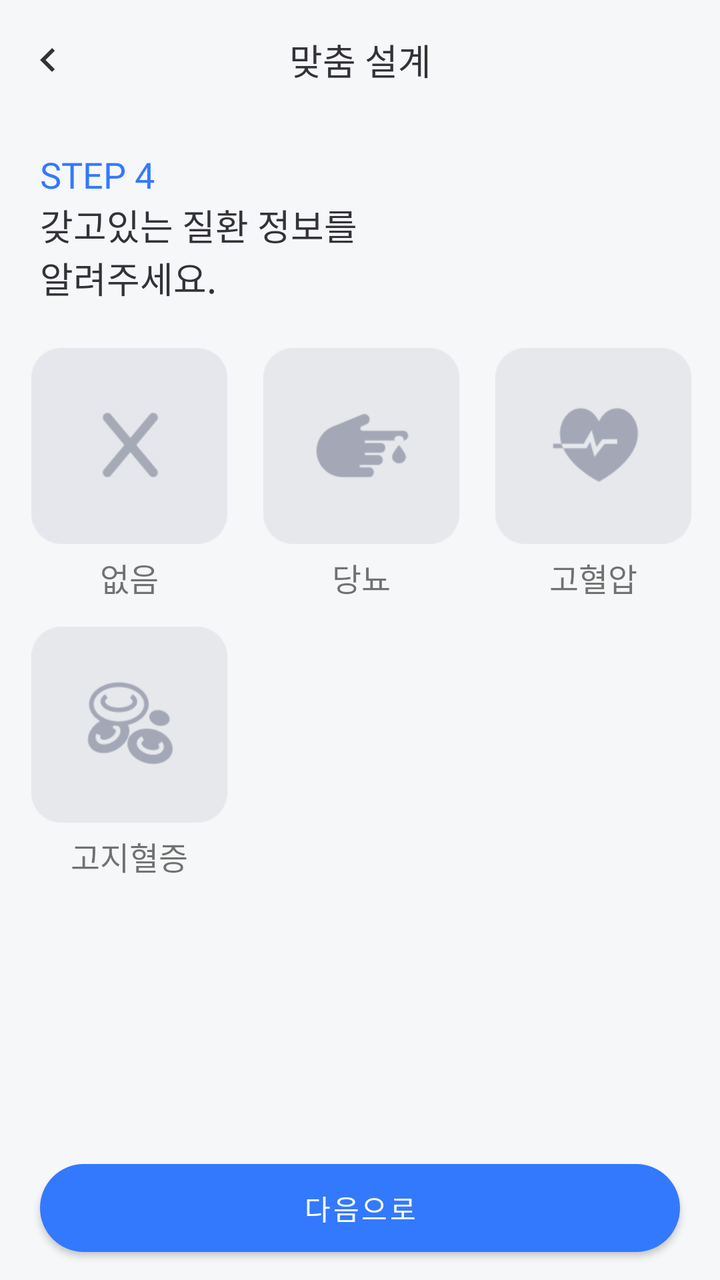
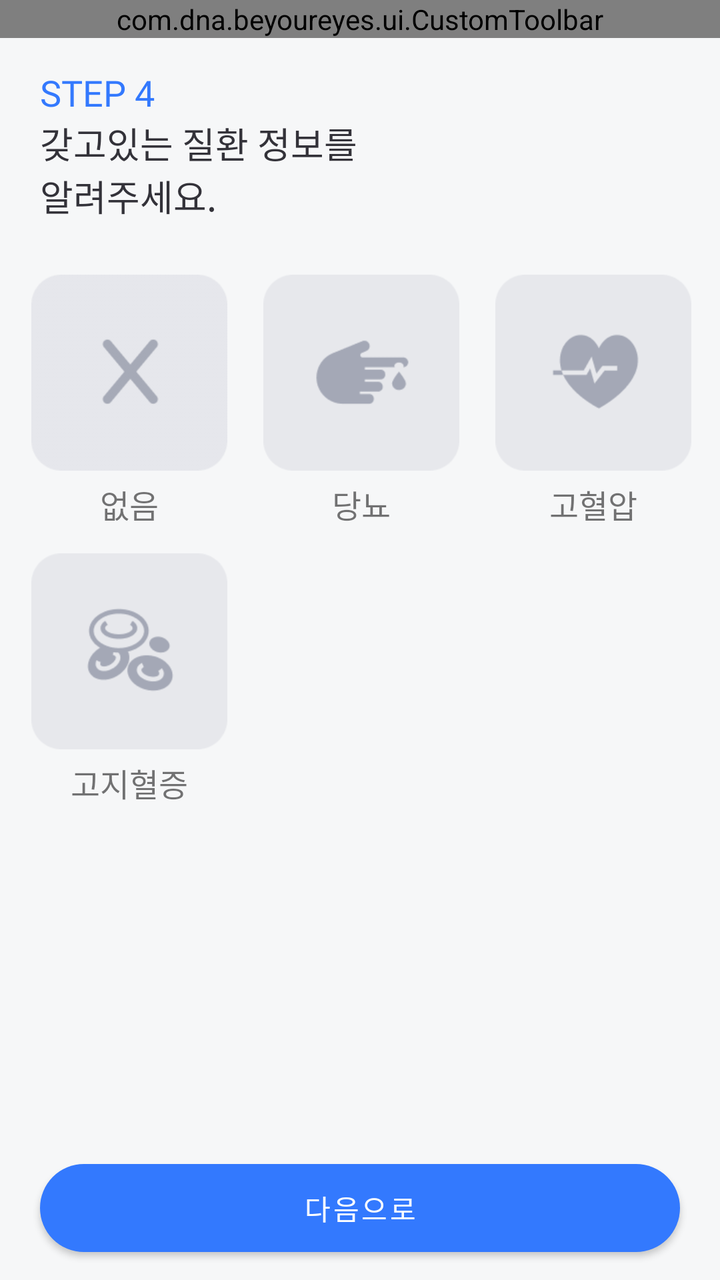

The first picture is an Android layout as it rendered before a commit; the second is the same layout after the commit. The layout source and the unified diff follow.
<!-- AndroidManifest.xml: application theme Theme.BeYourEyes -->
<!-- res/layout/fragment_assign_disease.xml -->
<?xml version="1.0" encoding="utf-8"?>
<androidx.constraintlayout.widget.ConstraintLayout xmlns:android="http://schemas.android.com/apk/res/android"
xmlns:app="http://schemas.android.com/apk/res-auto"
xmlns:tools="http://schemas.android.com/tools"
android:layout_width="match_parent"
android:layout_height="match_parent"
android:background="@color/gray_50"
tools:context=".AssignDiseaseFragment">

<androidx.appcompat.widget.Toolbar
    android:id="@+id/toolbar"
    android:layout_width="match_parent"
    android:layout_height="60dp"
    android:background="@color/gray_50"
    app:contentInsetEnd="0dp"
    app:contentInsetStart="0dp"
    app:layout_constraintEnd_toEndOf="parent"
    app:layout_constraintStart_toStartOf="parent"
    app:layout_constraintTop_toTopOf="parent">

    
    <ImageButton
        android:id="@+id/back"
        android:layout_width="wrap_content"
        android:layout_height="wrap_content"
        android:layout_gravity="left"
        android:background="?android:attr/selectableItemBackground"
        android:contentDescription="뒤로가기"
        android:padding="12dp"
        android:src="@drawable/ic_arrow_left_24"
        app:tint="@color/gray_950" />

    
    <TextView
        android:id="@+id/title"
        android:layout_width="wrap_content"
        android:layout_height="wrap_content"
        android:layout_gravity="center"
        android:text="@string/assign_disease_title"
        android:textAppearance="@style/ToolBarTitleStyle"
        android:textColor="@color/gray_950" />


</androidx.appcompat.widget.Toolbar>


<TextView
    android:id="@+id/stepText"
    android:layout_width="wrap_content"
    android:layout_height="wrap_content"
    android:layout_marginStart="20dp"
    android:layout_marginTop="15dp"
    android:layout_marginEnd="20dp"
    android:fontFamily="@font/wanted_sans_semi_bold"
    android:text="@string/assign_disease_step4"
    android:textColor="@color/blue_500"
    android:textSize="18sp"
    app:layout_constraintEnd_toEndOf="parent"
    app:layout_constraintHorizontal_bias="0.0"
    app:layout_constraintStart_toStartOf="parent"
    app:layout_constraintTop_toBottomOf="@+id/toolbar" />

<TextView
    android:id="@+id/questionText"
    android:layout_width="wrap_content"
    android:layout_height="wrap_content"
    android:layout_marginStart="20dp"
    android:layout_marginTop="0dp"
    android:layout_marginEnd="20dp"
    android:fontFamily="@font/wanted_sans_semi_bold"
    android:text="@string/assign_disease_maintext"
    android:textColor="@color/gray_950"
    android:textSize="18sp"
    app:layout_constraintEnd_toEndOf="parent"
    app:layout_constraintHorizontal_bias="0.0"
    app:layout_constraintStart_toStartOf="parent"
    app:layout_constraintTop_toBottomOf="@+id/stepText" />


<com.google.android.material.chip.ChipGroup
    android:layout_width="wrap_content"
    android:layout_height="wrap_content"
    android:layout_marginStart="20dp"
    android:layout_marginEnd="20dp"
    app:chipSpacing="8dp"
    app:layout_constraintBottom_toTopOf="@+id/nextBtn"
    app:layout_constraintEnd_toEndOf="parent"
    app:layout_constraintHorizontal_bias="0.48"
    app:layout_constraintStart_toStartOf="parent"
    app:layout_constraintTop_toBottomOf="@+id/questionText"
    app:layout_constraintVertical_bias="0.106"
    app:singleSelection="false"
    tools:ignore="MissingConstraints">

    <LinearLayout
        android:layout_width="wrap_content"
        android:layout_height="wrap_content"
        android:gravity="center"
        android:orientation="vertical">

        <ImageView
            android:id="@+id/imageView1"
            android:layout_margin="5dp"
            android:layout_width="98dp"
            android:layout_height="98dp"
            android:background="@drawable/assign_disease_no" />

        <TextView
            android:layout_width="wrap_content"
            android:layout_height="wrap_content"
            android:text="@string/assign_disease_no"
            android:fontFamily="@font/wanted_sans_semi_bold"
            android:textSize="16sp"
            android:textAlignment="center" />
    </LinearLayout>

    <LinearLayout
        android:layout_width="wrap_content"
        android:layout_height="wrap_content"
        android:gravity="center"
        android:orientation="vertical">

        <ImageView
            android:id="@+id/imageView2"
            android:layout_margin="5dp"
            android:layout_width="98dp"
            android:layout_height="98dp"
            android:background="@drawable/assign_disease_diabetes" />

        <TextView
            android:layout_width="wrap_content"
            android:layout_height="wrap_content"
            android:text="@string/assign_disease_diabetes"
            android:fontFamily="@font/wanted_sans_semi_bold"
            android:textSize="16sp"
            android:textAlignment="center" />
    </LinearLayout>

    <LinearLayout
        android:layout_width="wrap_content"
        android:layout_height="wrap_content"
        android:gravity="center"
        android:orientation="vertical">

        <ImageView
            android:id="@+id/imageView3"
            android:layout_margin="5dp"
            android:layout_width="98dp"
            android:layout_height="98dp"
            android:background="@drawable/assign_disease_highblood" />

        <TextView
            android:layout_width="wrap_content"
            android:layout_height="wrap_content"
            android:text="@string/assign_disease_HighBloodPressure"
            android:fontFamily="@font/wanted_sans_semi_bold"
            android:textSize="16sp"
            android:textAlignment="center" />
    </LinearLayout>

    <LinearLayout
        android:layout_width="wrap_content"
        android:layout_height="wrap_content"
        android:gravity="center"
        android:orientation="vertical">

        <ImageView
            android:id="@+id/imageView4"
            android:layout_margin="5dp"
            android:layout_width="98dp"
            android:layout_height="98dp"
            android:background="@drawable/assign_disease_hyperlipidemia" />

        <TextView
            android:layout_width="wrap_content"
            android:layout_height="wrap_content"
            android:text="@string/assign_disease_hyperlipidemia"
            android:fontFamily="@font/wanted_sans_semi_bold"
            android:textSize="16sp"
            android:textAlignment="center" />
    </LinearLayout>


</com.google.android.material.chip.ChipGroup>

    <Button
        android:id="@+id/nextBtn"
        android:layout_width="0dp"
        android:layout_height="44dp"
        android:layout_marginStart="20dp"
        android:layout_marginEnd="20dp"
        android:layout_marginBottom="14dp"
        android:background="@drawable/shape_button_b500_24"
        android:text="@string/assign_button_next"
        android:fontFamily="@font/wanted_sans_bold"
        android:textSize="14sp"
        android:textColor="@color/white"
        app:layout_constraintBottom_toBottomOf="parent"
        app:layout_constraintEnd_toEndOf="parent"
        app:layout_constraintHorizontal_bias="0.0"
        app:layout_constraintStart_toStartOf="parent" />


</androidx.constraintlayout.widget.ConstraintLayout>
<!-- resources referenced by this layout -->
<resources>
  <color name="blue_500">#3379FE</color>
  <color name="gray_50">#F6F7F8</color>
  <color name="gray_950">#333239</color>
  <color name="white">#FFFFFF</color>
  <!-- drawable assign_disease_diabetes: png bitmap (drawable, 2920 bytes) -->
  <!-- drawable assign_disease_highblood: png bitmap (drawable, 3175 bytes) -->
  <!-- drawable assign_disease_hyperlipidemia: png bitmap (drawable, 4762 bytes) -->
  <!-- drawable assign_disease_no: png bitmap (drawable, 2601 bytes) -->
  <!-- drawable ic_arrow_left_24 (drawable) -->
  <vector xmlns:android="http://schemas.android.com/apk/res/android"
      android:width="24dp"
      android:height="24dp"
      android:viewportWidth="24"
      android:viewportHeight="24">
    <group>
      <clip-path
          android:pathData="M0,0h24v24h-24z"/>
      <path
          android:pathData="M15.41,16.59L10.83,12L15.41,7.41L14,6L8,12L14,18L15.41,16.59Z"
          android:fillColor="#000"/>
    </group>
  </vector>
  <!-- drawable shape_button_b500_24 (drawable) -->
  <?xml version="1.0" encoding="utf-8"?>
  <shape xmlns:android="http://schemas.android.com/apk/res/android"
      android:shape="rectangle">
      <solid android:color="@color/blue_500" /> 
      <size android:width="60dp" android:height="45dp" /> 
      <corners android:radius="24dp" /> 
  </shape>
  <string name="assign_button_next">다음으로</string>
  <string name="assign_disease_HighBloodPressure">고혈압</string>
  <string name="assign_disease_diabetes">당뇨</string>
  <string name="assign_disease_hyperlipidemia">고지혈증</string>
  <string name="assign_disease_maintext">갖고있는 질환 정보를\n알려주세요.</string>
  <string name="assign_disease_no">없음</string>
  <string name="assign_disease_step4">STEP 4</string>
  <string name="assign_disease_title">맞춤 설계</string>
  <style name="ToolBarTitleStyle">
          <item name="android:fontFamily">@font/wanted_sans_semi_bold</item>
          <item name="android:textSize">18sp</item>
      </style>
  <style name="Theme.BeYourEyes" parent="Theme.MaterialComponents.Light.NoActionBar">
          
          <item name="colorPrimary">@color/blue_500</item>
          <item name="colorPrimaryVariant">@color/blue_700</item>
          <item name="colorOnPrimary">@color/white</item>
          
          <item name="colorSecondary">@color/teal_200</item>
          <item name="colorSecondaryVariant">@color/teal_700</item>
          <item name="colorOnSecondary">@color/black</item>
          
          <item name="android:statusBarColor">@color/gray_50</item>
          <item name="android:windowLightStatusBar">true</item>
          <item name="android:navigationBarColor">@color/gray_50</item>
          
          <item name="chipStyle">@style/TextChipStyle</item>
      </style>
  <color name="blue_700">#1543E0</color>
  <color name="teal_200">#FF03DAC5</color>
  <color name="teal_700">#FF018786</color>
  <color name="black">#FF000000</color>
  <style name="TextChipStyle" parent="Widget.MaterialComponents.Chip.Choice">
          <item name="chipCornerRadius">10dp</item>
          <item name="chipMinHeight">58dp</item>
          <item name="chipBackgroundColor">@color/chip_bg_color</item>
          <item name="android:textColor">@color/chip_text_color</item>
          <item name="chipStrokeColor">@color/chip_stroke_color</item>
          <item name="chipStrokeWidth">2dp</item>
          <item name="android:textAlignment">center</item>
          <item name="fontFamily">@font/wanted_sans_semi_bold</item>
          <item name="android:textSize">16sp</item>
          <item name="android:paddingTop">14dp</item>
          <item name="android:paddingBottom">14dp</item>
      </style>
</resources>

<!-- the commit's change to res/layout/fragment_assign_disease.xml (unified diff, before → after) -->
@@ -7,181 +7,153 @@ android:layout_height="match_parent"
 android:background="@color/gray_50"
 tools:context=".AssignDiseaseFragment">
 
-<androidx.appcompat.widget.Toolbar
-    android:id="@+id/toolbar"
-    android:layout_width="match_parent"
-    android:layout_height="60dp"
-    android:background="@color/gray_50"
-    app:contentInsetEnd="0dp"
-    app:contentInsetStart="0dp"
-    app:layout_constraintEnd_toEndOf="parent"
-    app:layout_constraintStart_toStartOf="parent"
-    app:layout_constraintTop_toTopOf="parent">
+    <com.dna.beyoureyes.ui.CustomToolbar
+        android:id="@+id/toolbar"
+        android:layout_width="match_parent"
+        android:layout_height="wrap_content"
+        app:title="@string/assign_toolbar"
+        app:layout_constraintEnd_toEndOf="parent"
+        app:layout_constraintStart_toStartOf="parent"
+        app:layout_constraintTop_toTopOf="parent"/>
 
-    
-    <ImageButton
-        android:id="@+id/back"
+    <TextView
+        android:id="@+id/stepText"
         android:layout_width="wrap_content"
         android:layout_height="wrap_content"
-        android:layout_gravity="left"
-        android:background="?android:attr/selectableItemBackground"
-        android:contentDescription="뒤로가기"
-        android:padding="12dp"
-        android:src="@drawable/ic_arrow_left_24"
-        app:tint="@color/gray_950" />
+        android:layout_marginStart="20dp"
+        android:layout_marginTop="15dp"
+        android:layout_marginEnd="20dp"
+        android:fontFamily="@font/wanted_sans_semi_bold"
+        android:text="@string/assign_disease_step4"
+        android:textColor="@color/blue_500"
+        android:textSize="18sp"
+        app:layout_constraintEnd_toEndOf="parent"
+        app:layout_constraintHorizontal_bias="0.0"
+        app:layout_constraintStart_toStartOf="parent"
+        app:layout_constraintTop_toBottomOf="@+id/toolbar" />
 
-    
     <TextView
-        android:id="@+id/title"
+        android:id="@+id/questionText"
         android:layout_width="wrap_content"
         android:layout_height="wrap_content"
-        android:layout_gravity="center"
-        android:text="@string/assign_disease_title"
-        android:textAppearance="@style/ToolBarTitleStyle"
-        android:textColor="@color/gray_950" />
+        android:layout_marginStart="20dp"
+        android:layout_marginTop="0dp"
+        android:layout_marginEnd="20dp"
+        android:fontFamily="@font/wanted_sans_semi_bold"
+        android:text="@string/assign_disease_maintext"
+        android:textColor="@color/gray_950"
+        android:textSize="18sp"
+        app:layout_constraintEnd_toEndOf="parent"
+        app:layout_constraintHorizontal_bias="0.0"
+        app:layout_constraintStart_toStartOf="parent"
+        app:layout_constraintTop_toBottomOf="@+id/stepText" />
 
 
-</androidx.appcompat.widget.Toolbar>
+    <com.google.android.material.chip.ChipGroup
+        android:layout_width="wrap_content"
+        android:layout_height="wrap_content"
+        android:layout_marginStart="20dp"
+        android:layout_marginEnd="20dp"
+        app:chipSpacing="8dp"
+        app:layout_constraintBottom_toTopOf="@+id/nextBtn"
+        app:layout_constraintEnd_toEndOf="parent"
+        app:layout_constraintHorizontal_bias="0.48"
+        app:layout_constraintStart_toStartOf="parent"
+        app:layout_constraintTop_toBottomOf="@+id/questionText"
+        app:layout_constraintVertical_bias="0.106"
+        app:singleSelection="false"
+        tools:ignore="MissingConstraints">
+
+        <LinearLayout
+            android:layout_width="wrap_content"
+            android:layout_height="wrap_content"
+            android:gravity="center"
+            android:orientation="vertical">
+
+            <ImageView
+                android:id="@+id/imageView1"
+                android:layout_margin="5dp"
+                android:layout_width="98dp"
+                android:layout_height="98dp"
+                android:background="@drawable/assign_disease_no" />
+
+            <TextView
+                android:layout_width="wrap_content"
+                android:layout_height="wrap_content"
+                android:text="@string/assign_disease_no"
+                android:fontFamily="@font/wanted_sans_semi_bold"
+                android:textSize="16sp"
+                android:textAlignment="center" />
+        </LinearLayout>
+
+        <LinearLayout
+            android:layout_width="wrap_content"
+            android:layout_height="wrap_content"
+            android:gravity="center"
+            android:orientation="vertical">
+
+            <ImageView
+                android:id="@+id/imageView2"
+                android:layout_margin="5dp"
+                android:layout_width="98dp"
+                android:layout_height="98dp"
+                android:background="@drawable/assign_disease_diabetes" />
+
+            <TextView
+                android:layout_width="wrap_content"
+                android:layout_height="wrap_content"
+                android:text="@string/assign_disease_diabetes"
+                android:fontFamily="@font/wanted_sans_semi_bold"
+                android:textSize="16sp"
+                android:textAlignment="center" />
+        </LinearLayout>
+
+        <LinearLayout
+            android:layout_width="wrap_content"
+            android:layout_height="wrap_content"
+            android:gravity="center"
+            android:orientation="vertical">
+
+            <ImageView
+                android:id="@+id/imageView3"
+                android:layout_margin="5dp"
+                android:layout_width="98dp"
+                android:layout_height="98dp"
+                android:background="@drawable/assign_disease_highblood" />
+
+            <TextView
+                android:layout_width="wrap_content"
+                android:layout_height="wrap_content"
+                android:text="@string/assign_disease_HighBloodPressure"
+                android:fontFamily="@font/wanted_sans_semi_bold"
+                android:textSize="16sp"
+                android:textAlignment="center" />
+        </LinearLayout>
+
+        <LinearLayout
+            android:layout_width="wrap_content"
+            android:layout_height="wrap_content"
+            android:gravity="center"
+            android:orientation="vertical">
+
+            <ImageView
+                android:id="@+id/imageView4"
+                android:layout_margin="5dp"
+                android:layout_width="98dp"
+                android:layout_height="98dp"
+                android:background="@drawable/assign_disease_hyperlipidemia" />
+
+            <TextView
+                android:layout_width="wrap_content"
+                android:layout_height="wrap_content"
+                android:text="@string/assign_disease_hyperlipidemia"
+                android:fontFamily="@font/wanted_sans_semi_bold"
+                android:textSize="16sp"
+                android:textAlignment="center" />
+        </LinearLayout>
 
 
-<TextView
-    android:id="@+id/stepText"
-    android:layout_width="wrap_content"
-    android:layout_height="wrap_content"
-    android:layout_marginStart="20dp"
-    android:layout_marginTop="15dp"
-    android:layout_marginEnd="20dp"
-    android:fontFamily="@font/wanted_sans_semi_bold"
-    android:text="@string/assign_disease_step4"
-    android:textColor="@color/blue_500"
-    android:textSize="18sp"
-    app:layout_constraintEnd_toEndOf="parent"
-    app:layout_constraintHorizontal_bias="0.0"
-    app:layout_constraintStart_toStartOf="parent"
-    app:layout_constraintTop_toBottomOf="@+id/toolbar" />
-
-<TextView
-    android:id="@+id/questionText"
-    android:layout_width="wrap_content"
-    android:layout_height="wrap_content"
-    android:layout_marginStart="20dp"
-    android:layout_marginTop="0dp"
-    android:layout_marginEnd="20dp"
-    android:fontFamily="@font/wanted_sans_semi_bold"
-    android:text="@string/assign_disease_maintext"
-    android:textColor="@color/gray_950"
-    android:textSize="18sp"
-    app:layout_constraintEnd_toEndOf="parent"
-    app:layout_constraintHorizontal_bias="0.0"
-    app:layout_constraintStart_toStartOf="parent"
-    app:layout_constraintTop_toBottomOf="@+id/stepText" />
-
-
-<com.google.android.material.chip.ChipGroup
-    android:layout_width="wrap_content"
-    android:layout_height="wrap_content"
-    android:layout_marginStart="20dp"
-    android:layout_marginEnd="20dp"
-    app:chipSpacing="8dp"
-    app:layout_constraintBottom_toTopOf="@+id/nextBtn"
-    app:layout_constraintEnd_toEndOf="parent"
-    app:layout_constraintHorizontal_bias="0.48"
-    app:layout_constraintStart_toStartOf="parent"
-    app:layout_constraintTop_toBottomOf="@+id/questionText"
-    app:layout_constraintVertical_bias="0.106"
-    app:singleSelection="false"
-    tools:ignore="MissingConstraints">
-
-    <LinearLayout
-        android:layout_width="wrap_content"
-        android:layout_height="wrap_content"
-        android:gravity="center"
-        android:orientation="vertical">
-
-        <ImageView
-            android:id="@+id/imageView1"
-            android:layout_margin="5dp"
-            android:layout_width="98dp"
-            android:layout_height="98dp"
-            android:background="@drawable/assign_disease_no" />
-
-        <TextView
-            android:layout_width="wrap_content"
-            android:layout_height="wrap_content"
-            android:text="@string/assign_disease_no"
-            android:fontFamily="@font/wanted_sans_semi_bold"
-            android:textSize="16sp"
-            android:textAlignment="center" />
-    </LinearLayout>
-
-    <LinearLayout
-        android:layout_width="wrap_content"
-        android:layout_height="wrap_content"
-        android:gravity="center"
-        android:orientation="vertical">
-
-        <ImageView
-            android:id="@+id/imageView2"
-            android:layout_margin="5dp"
-            android:layout_width="98dp"
-            android:layout_height="98dp"
-            android:background="@drawable/assign_disease_diabetes" />
-
-        <TextView
-            android:layout_width="wrap_content"
-            android:layout_height="wrap_content"
-            android:text="@string/assign_disease_diabetes"
-            android:fontFamily="@font/wanted_sans_semi_bold"
-            android:textSize="16sp"
-            android:textAlignment="center" />
-    </LinearLayout>
-
-    <LinearLayout
-        android:layout_width="wrap_content"
-        android:layout_height="wrap_content"
-        android:gravity="center"
-        android:orientation="vertical">
-
-        <ImageView
-            android:id="@+id/imageView3"
-            android:layout_margin="5dp"
-            android:layout_width="98dp"
-            android:layout_height="98dp"
-            android:background="@drawable/assign_disease_highblood" />
-
-        <TextView
-            android:layout_width="wrap_content"
-            android:layout_height="wrap_content"
-            android:text="@string/assign_disease_HighBloodPressure"
-            android:fontFamily="@font/wanted_sans_semi_bold"
-            android:textSize="16sp"
-            android:textAlignment="center" />
-    </LinearLayout>
-
-    <LinearLayout
-        android:layout_width="wrap_content"
-        android:layout_height="wrap_content"
-        android:gravity="center"
-        android:orientation="vertical">
-
-        <ImageView
-            android:id="@+id/imageView4"
-            android:layout_margin="5dp"
-            android:layout_width="98dp"
-            android:layout_height="98dp"
-            android:background="@drawable/assign_disease_hyperlipidemia" />
-
-        <TextView
-            android:layout_width="wrap_content"
-            android:layout_height="wrap_content"
-            android:text="@string/assign_disease_hyperlipidemia"
-            android:fontFamily="@font/wanted_sans_semi_bold"
-            android:textSize="16sp"
-            android:textAlignment="center" />
-    </LinearLayout>
-
-
-</com.google.android.material.chip.ChipGroup>
+    </com.google.android.material.chip.ChipGroup>
 
     <Button
         android:id="@+id/nextBtn"
<!-- resource entries referenced after the edit -->
@@ -8,20 +8,6 @@
   <!-- drawable assign_disease_highblood: png bitmap (drawable, 3175 bytes) -->
   <!-- drawable assign_disease_hyperlipidemia: png bitmap (drawable, 4762 bytes) -->
   <!-- drawable assign_disease_no: png bitmap (drawable, 2601 bytes) -->
-  <!-- drawable ic_arrow_left_24 (drawable) -->
-  <vector xmlns:android="http://schemas.android.com/apk/res/android"
-      android:width="24dp"
-      android:height="24dp"
-      android:viewportWidth="24"
-      android:viewportHeight="24">
-    <group>
-      <clip-path
-          android:pathData="M0,0h24v24h-24z"/>
-      <path
-          android:pathData="M15.41,16.59L10.83,12L15.41,7.41L14,6L8,12L14,18L15.41,16.59Z"
-          android:fillColor="#000"/>
-    </group>
-  </vector>
   <!-- drawable shape_button_b500_24 (drawable) -->
   <?xml version="1.0" encoding="utf-8"?>
   <shape xmlns:android="http://schemas.android.com/apk/res/android"
@@ -37,11 +23,7 @@
   <string name="assign_disease_maintext">갖고있는 질환 정보를\n알려주세요.</string>
   <string name="assign_disease_no">없음</string>
   <string name="assign_disease_step4">STEP 4</string>
-  <string name="assign_disease_title">맞춤 설계</string>
-  <style name="ToolBarTitleStyle">
-          <item name="android:fontFamily">@font/wanted_sans_semi_bold</item>
-          <item name="android:textSize">18sp</item>
-      </style>
+  <string name="assign_toolbar">맞춤설계</string>
   <style name="Theme.BeYourEyes" parent="Theme.MaterialComponents.Light.NoActionBar">
           
           <item name="colorPrimary">@color/blue_500</item>
